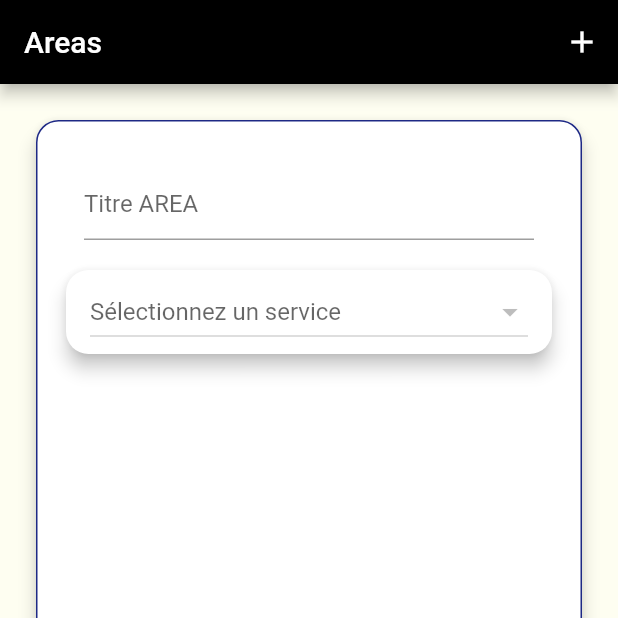
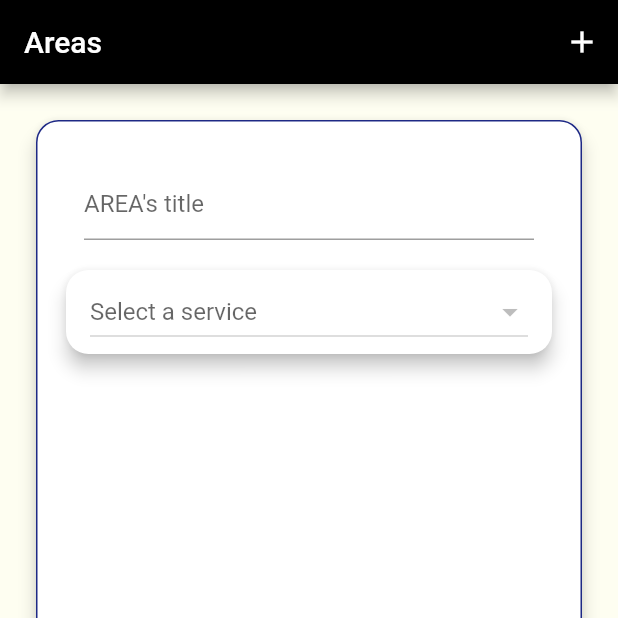
Before and after one commit to Tahalani/Area, a Flutter app: the MyAreas screen opened directly with empty values, on a phone screen of 412 x 824 dp, the top half of it. Run offline on Flutter 3.47's test engine with Material 2 defaults, Android fonts, the phone set to English and light mode, and no system bars; our stand-ins replace webview_flutter; network calls fail.

Commit message:
feat : [MOBILE] (AREA) fields in english

```diff
--- a/mobile/lib/screen/pages/areas.dart
+++ b/mobile/lib/screen/pages/areas.dart
@@ -357,7 +357,7 @@ class _MyAreasState extends State<MyAreas> {
                   child: TextField(
                     controller: areaTitleController,
                     decoration: const InputDecoration(
-                      hintText: 'Titre AREA',
+                      hintText: 'AREA\'s title',
                     ),
                   ),
                 ),
@@ -410,7 +410,7 @@ class _MyAreasState extends State<MyAreas> {
               ).toList(),
               isExpanded: true,
               style: const TextStyle(fontSize: 16, color: Colors.black),
-              hint: const Text('Sélectionnez un service'),
+              hint: const Text('Select a service'),
             ),
           ),
         ],
@@ -480,7 +480,7 @@ class _MyAreasState extends State<MyAreas> {
               ).toList(),
               isExpanded: true,
               style: const TextStyle(fontSize: 16, color: Colors.black),
-              hint: const Text('Sélectionnez une action'),
+              hint: const Text('Select an action'),
             ),
           ),
           for (ACTION action in action)
@@ -593,7 +593,7 @@ class _MyAreasState extends State<MyAreas> {
               ).toList(),
               isExpanded: true,
               style: const TextStyle(fontSize: 16, color: Colors.black),
-              hint: const Text('Sélectionnez une reaction'),
+              hint: const Text('Select a reaction'),
             ),
           ),
           for (REACTION reaction in reaction)
```
